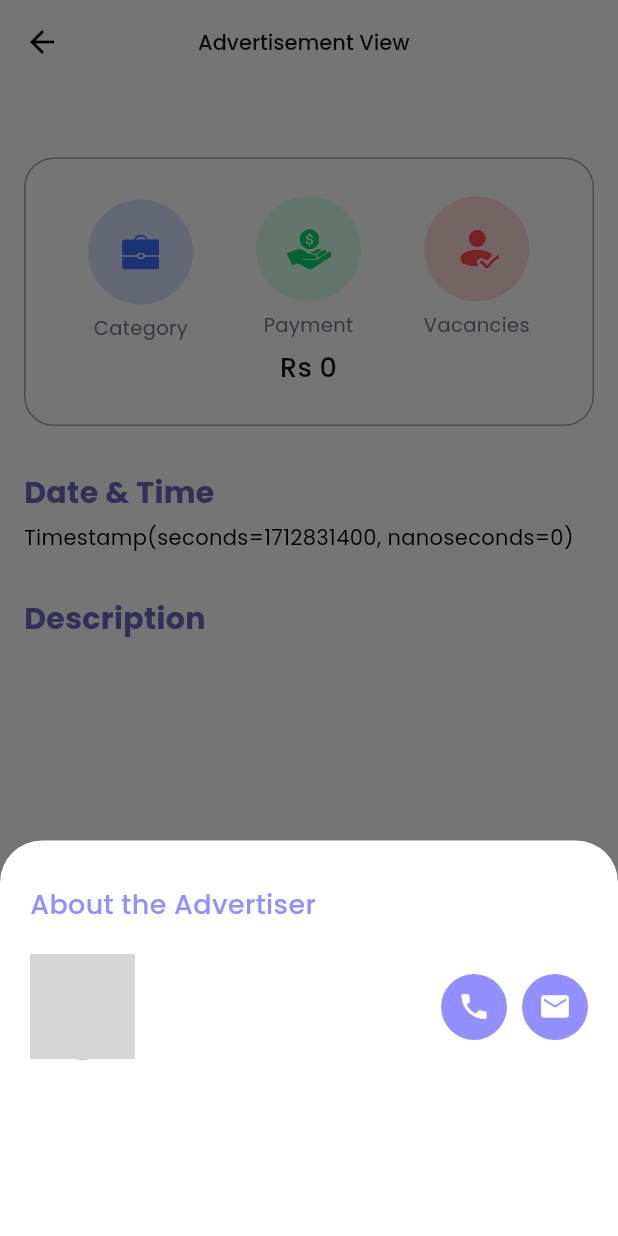
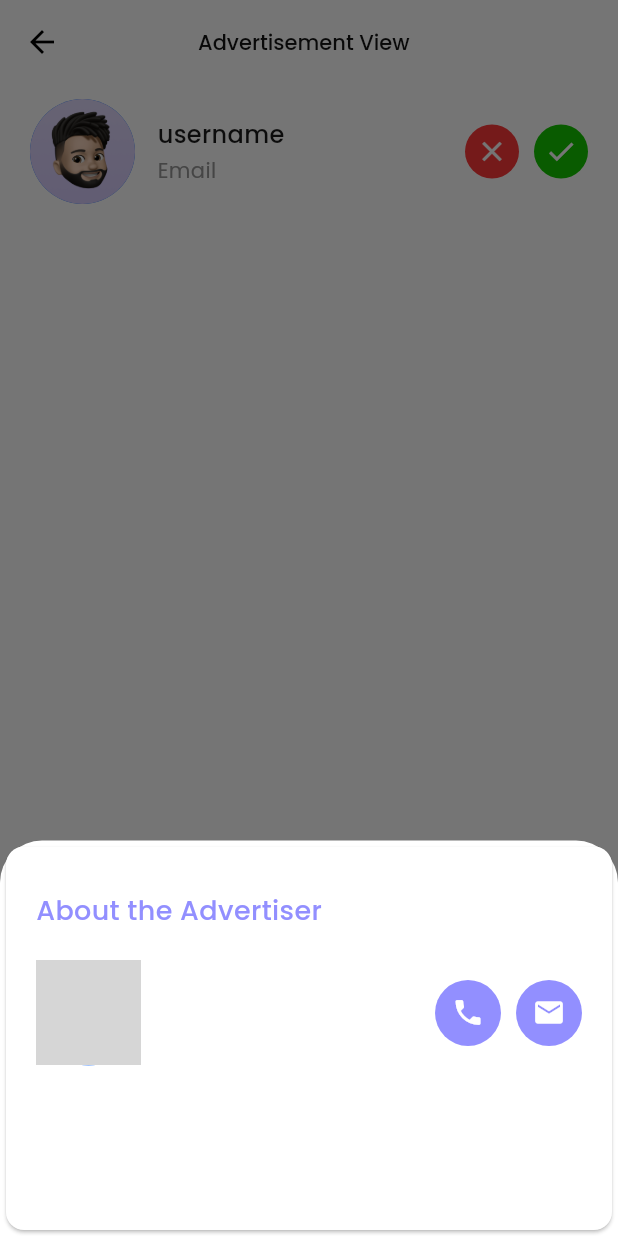
Before and after one commit to YashasHewage/tasktrail, a Flutter app: the TaskView screen opened directly with empty values, after a tap on "Enroll Now", on a phone screen of 412 x 824 dp. Run offline on Flutter 3.47's test engine with Material 3 defaults, Android fonts, the phone set to English and light mode, and no system bars; our stand-ins replace cloud_firestore, firebase_auth, firebase_core, google_fonts; accounts and stored records are empty; grey boxes are pictures that could not be loaded.

Commit message:
Created advertisement view

```diff
--- a/lib/pages/job_detail.dart
+++ b/lib/pages/job_detail.dart
@@ -1,6 +1,7 @@
 import 'package:cloud_firestore/cloud_firestore.dart';
 import 'package:flutter/material.dart';
 import 'package:google_fonts/google_fonts.dart';
+import 'package:tasktrail/pages/view_requests.dart';
 import 'package:tasktrail/services/auth/auth_service.dart';
 import 'package:tasktrail/services/firrestore.dart';
 
@@ -25,7 +26,7 @@ class _TaskViewState extends State<TaskView> {
         if (snapshot.connectionState == ConnectionState.waiting) {
           return Container(
             color: const Color.fromARGB(
-                255, 255, 255, 255), // replace with your desired color
+                255, 255, 255, 255),
             child: const Center(child: CircularProgressIndicator()),
           );
         }
@@ -274,11 +275,17 @@ class _TaskViewState extends State<TaskView> {
             child: FloatingActionButton(
               onPressed: () {
                 firestoreService.enrollUser(widget.id, authService.getEmail());
+                Navigator.push(
+                  context,
+                  MaterialPageRoute(builder: (context) => ViewReq()),
+                );
+
                 showModalBottomSheet(
                   context: context,
                   builder: (BuildContext context) {
                     return Container(
                       height: MediaQuery.of(context).size.height * 0.32,
+                      child: Card(
                         child: SingleChildScrollView(
                           child: Container(
                             margin: const EdgeInsets.only(
@@ -388,6 +395,7 @@ class _TaskViewState extends State<TaskView> {
                             ),
                           ),
                         ),
+                      ),
                     );
                   },
                 );
--- /dev/null
+++ b/lib/pages/view_requests.dart
@@ -0,0 +1,102 @@
+import 'package:flutter/material.dart';
+import 'package:google_fonts/google_fonts.dart';
+
+class ViewReq extends StatelessWidget {
+  const ViewReq({super.key});
+
+  @override
+  Widget build(BuildContext context) {
+    return Scaffold(
+        appBar: AppBar(
+          backgroundColor: Theme.of(context).colorScheme.tertiary,
+          title: Align(
+            alignment: Alignment.centerLeft,
+            child: Padding(
+              padding: const EdgeInsets.only(left: 60.0),
+              child: Text(
+                'Advertisement View',
+                style: GoogleFonts.poppins(
+                  color: const Color.fromARGB(255, 19, 19, 19),
+                  fontSize: 14,
+                  fontWeight: FontWeight.w500,
+                ),
+              ),
+            ),
+          ),
+        ),
+        body: Container(
+          color: Colors.white,
+          child: Column(
+            children: [
+              Container(
+                margin: EdgeInsets.only(top: 10, right: 20, left: 20),
+                child: Container(
+                  decoration: BoxDecoration(
+
+                  ),
+                  child: Row(
+                    children: <Widget>[
+                      CircleAvatar(
+                        radius: 35,
+                        backgroundImage: AssetImage('assets/images/avatar4.png'),
+                      ),
+                      const SizedBox(width: 15),
+                      Expanded(
+                        child: Column(
+                          children: <Widget>[
+                            Row(
+                              children: <Widget>[
+                                Expanded(
+                                  child: Text(
+                                    'username',
+                                    overflow: TextOverflow.visible,
+                                    style: GoogleFonts.poppins(
+                                      color: const Color.fromARGB(255, 27, 27, 27),
+                                      fontSize: 16,
+                                      fontWeight: FontWeight.w500,
+                                    ),
+                                  ),
+                                ),
+                              ],
+                            ),
+                            const SizedBox(height: 2),
+                            Row(
+                              children: <Widget>[
+                                Expanded(
+                                  child: Text(
+                                    'Email',
+                                    overflow: TextOverflow.visible,
+                                    style: GoogleFonts.poppins(
+                                      color: const Color.fromARGB(255, 150, 150, 150),
+                                      fontSize: 14,
+                                      fontWeight: FontWeight.w400,
+                                    ),
+                                  ),
+                                ),
+                              ],
+                            ),
+                          ],
+                        ),
+                      ),
+                      const SizedBox(width: 20),
+                      const CircleAvatar(
+                        radius: 18,
+                        backgroundColor: Color.fromARGB(255, 255, 56, 56),
+                        child: Icon(Icons.close, size: 22 , color: Colors.white,),
+                      ),
+                      const SizedBox(width: 10),
+                      const CircleAvatar(
+                        radius: 18,
+                        backgroundColor: Color.fromARGB(255, 20, 199, 0),
+                        child: Icon(Icons.check, size: 22, color: Colors.white),
+                      ),
+                    ],
+                  ),
+                ),
+              ),
+            ],
+          ),
+        )
+        );
+  }
+}
```
Lines whose indentation alone changed are shown as unchanged.
